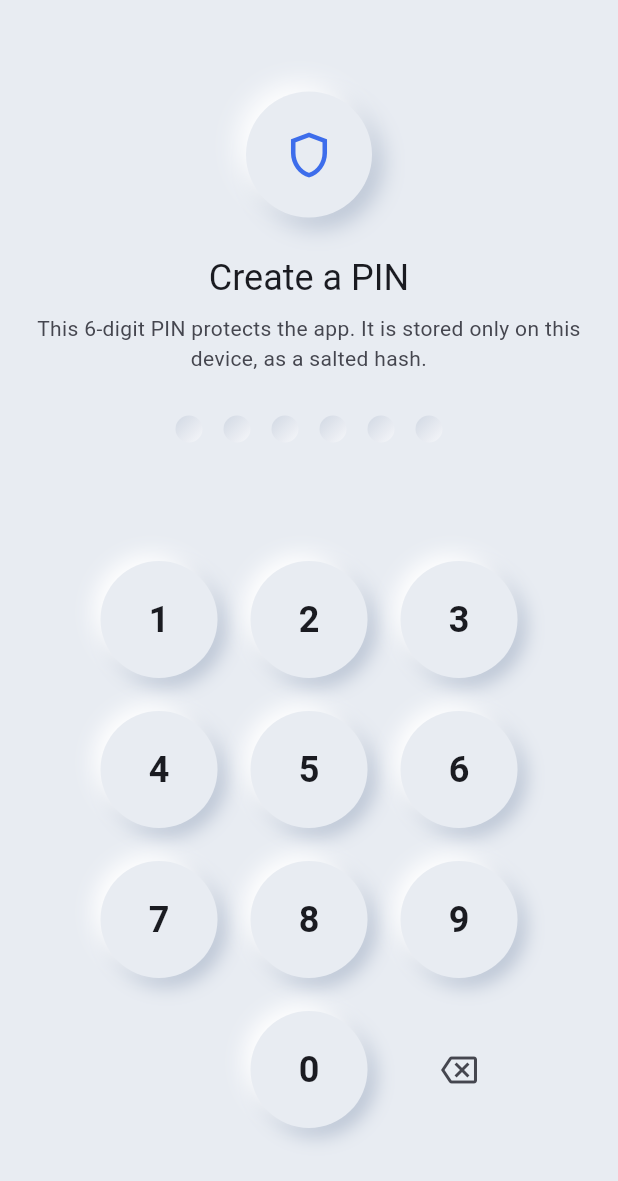
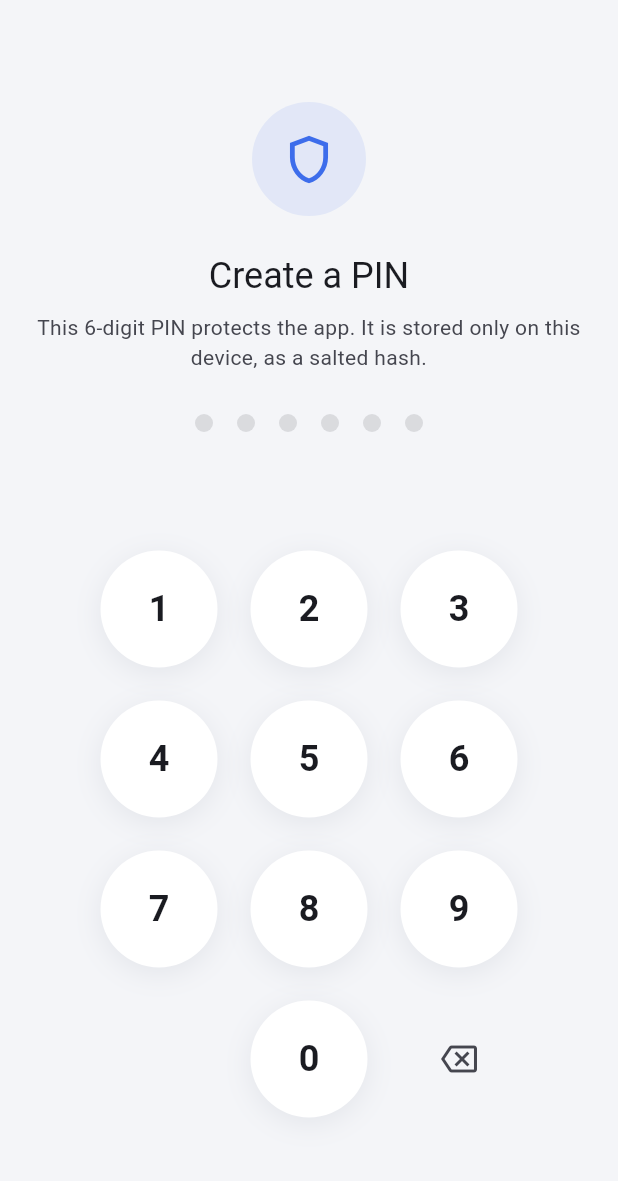
Before and after one commit to Rinshid10/Fabino-Technologies, a Flutter app: the screen it shows after launch, on a phone screen of 412 x 824 dp. Shown: the top 1181 px of the screen. Run offline on Flutter 3.47's test engine with Material 3 defaults, Android fonts, the phone set to English and light mode, and no system bars; our stand-ins replace csv, flutter_local_notifications, flutter_map, flutter_riverpod, flutter_secure_storage, freezed_annotation and 10 more; missing offline and left inert: cryptography, no_screenshot; accounts and stored records are empty; generated files the repository leaves out were written again.

Commit message:
Tone the UI down to a smooth, minimal style
- Clean cards on a quiet background with one very soft shadow
- Flat tinted icon circles instead of embossed wells and badges
- Smooth press (slight shrink) and fill animations
- Flat buttons and navigation bar; same style in dark mode

Co-Authored-By: Claude Fable 5.2 <noreply@anthropic.com>

```diff
--- a/lib/core/theme/app_theme.dart
+++ b/lib/core/theme/app_theme.dart
@@ -1,18 +1,29 @@
 import 'package:flutter/material.dart';
 
-/// The two colours that create the soft 3D look: a light edge towards the
-/// top-left and a shadow towards the bottom-right of every raised surface.
+/// Colours for the app's surfaces: cards sit slightly above the
+/// background, separated by a very soft shadow rather than borders.
 @immutable
 class DepthTheme extends ThemeExtension<DepthTheme> {
-  const DepthTheme({required this.highlight, required this.shadow});
+  const DepthTheme({
+    required this.card,
+    required this.pressed,
+    required this.shadow,
+  });
 
-  final Color highlight;
+  /// Fill of cards, panels and keys.
+  final Color card;
+
+  /// Fill of a card while it is pressed or selected.
+  final Color pressed;
+
+  /// Colour of the soft shadow under cards.
   final Color shadow;
 
   @override
-  DepthTheme copyWith({Color? highlight, Color? shadow}) {
+  DepthTheme copyWith({Color? card, Color? pressed, Color? shadow}) {
     return DepthTheme(
-      highlight: highlight ?? this.highlight,
+      card: card ?? this.card,
+      pressed: pressed ?? this.pressed,
       shadow: shadow ?? this.shadow,
     );
   }
@@ -21,30 +32,33 @@ class DepthTheme extends ThemeExtension<DepthTheme> {
   DepthTheme lerp(DepthTheme? other, double t) {
     if (other == null) return this;
     return DepthTheme(
-      highlight: Color.lerp(highlight, other.highlight, t)!,
+      card: Color.lerp(card, other.card, t)!,
+      pressed: Color.lerp(pressed, other.pressed, t)!,
       shadow: Color.lerp(shadow, other.shadow, t)!,
     );
   }
 }
 
-/// Material 3 themes for the app: one calm base colour that every surface
-/// shares, depth from light and shadow, and a single accent colour.
+/// Material 3 themes for the app: a quiet background, clean cards, one
+/// accent colour and no decoration beyond a soft shadow.
 abstract final class AppTheme {
   static const _seed = Color(0xFF3D6DEB);
 
-  static const _lightBase = Color(0xFFE8ECF2);
-  static const _darkBase = Color(0xFF25282D);
+  static const _lightBackground = Color(0xFFF4F5F8);
+  static const _darkBackground = Color(0xFF14161A);
 
   static const _lightDepth = DepthTheme(
-    highlight: Color(0xFFFFFFFF),
-    shadow: Color(0xFFB4BFD0),
+    card: Color(0xFFFFFFFF),
+    pressed: Color(0xFFECEFF5),
+    shadow: Color(0x141B2A4A),
   );
   static const _darkDepth = DepthTheme(
-    highlight: Color(0xFF32363C),
-    shadow: Color(0xFF15171A),
+    card: Color(0xFF1D2025),
+    pressed: Color(0xFF282C33),
+    shadow: Color(0x33000000),
   );
 
-  /// The depth colours that belong to [brightness].
+  /// The surface colours that belong to [brightness].
   static DepthTheme depthFor(Brightness brightness) {
     return brightness == Brightness.light ? _lightDepth : _darkDepth;
   }
@@ -55,7 +69,7 @@ abstract final class AppTheme {
 
   static ThemeData _build(Brightness brightness) {
     final isLight = brightness == Brightness.light;
-    final base = isLight ? _lightBase : _darkBase;
+    final background = isLight ? _lightBackground : _darkBackground;
     final depth = depthFor(brightness);
     final scheme =
         ColorScheme.fromSeed(
@@ -64,54 +78,49 @@ abstract final class AppTheme {
         ).copyWith(
           primary: isLight ? _seed : const Color(0xFF8CA8FF),
           onPrimary: isLight ? Colors.white : const Color(0xFF0E1B3D),
-          surface: base,
-          surfaceContainerLowest: base,
-          surfaceContainerLow: base,
-          surfaceContainer: base,
-          surfaceContainerHigh: base,
-          surfaceContainerHighest: Color.alphaBlend(
-            depth.shadow.withValues(alpha: 0.25),
-            base,
-          ),
+          surface: background,
+          surfaceContainerLowest: depth.card,
+          surfaceContainerLow: depth.card,
+          surfaceContainer: depth.card,
+          surfaceContainerHigh: depth.card,
+          surfaceContainerHighest: depth.pressed,
         );
     const buttonShape = RoundedRectangleBorder(
-      borderRadius: BorderRadius.all(Radius.circular(16)),
+      borderRadius: BorderRadius.all(Radius.circular(14)),
     );
 
     return ThemeData(
       useMaterial3: true,
       colorScheme: scheme,
-      scaffoldBackgroundColor: base,
+      scaffoldBackgroundColor: background,
       extensions: [depth],
       appBarTheme: AppBarTheme(
         centerTitle: false,
-        backgroundColor: base,
+        backgroundColor: background,
         surfaceTintColor: Colors.transparent,
         scrolledUnderElevation: 0,
         titleTextStyle: TextStyle(
           color: scheme.onSurface,
           fontSize: 22,
-          fontWeight: FontWeight.w700,
+          fontWeight: FontWeight.w600,
         ),
       ),
       navigationBarTheme: NavigationBarThemeData(
-        backgroundColor: base,
+        backgroundColor: depth.card,
         surfaceTintColor: Colors.transparent,
-        elevation: 12,
-        shadowColor: depth.shadow,
-        indicatorColor: scheme.primary.withValues(alpha: 0.16),
+        elevation: 0,
+        indicatorColor: scheme.primary.withValues(alpha: 0.12),
         height: 68,
       ),
       navigationRailTheme: NavigationRailThemeData(
-        backgroundColor: base,
-        indicatorColor: scheme.primary.withValues(alpha: 0.16),
+        backgroundColor: depth.card,
+        indicatorColor: scheme.primary.withValues(alpha: 0.12),
       ),
       filledButtonTheme: FilledButtonThemeData(
         style: FilledButton.styleFrom(
           minimumSize: const Size(64, 52),
           shape: buttonShape,
-          elevation: 6,
-          shadowColor: scheme.primary.withValues(alpha: 0.5),
+          elevation: 0,
           textStyle: const TextStyle(fontSize: 16, fontWeight: FontWeight.w600),
         ),
       ),
@@ -124,36 +133,34 @@ abstract final class AppTheme {
       floatingActionButtonTheme: FloatingActionButtonThemeData(
         backgroundColor: scheme.primary,
         foregroundColor: scheme.onPrimary,
-        elevation: 8,
+        elevation: 2,
+        highlightElevation: 2,
         shape: buttonShape,
       ),
       dialogTheme: DialogThemeData(
-        backgroundColor: base,
+        backgroundColor: depth.card,
         surfaceTintColor: Colors.transparent,
-        elevation: 16,
-        shadowColor: depth.shadow,
+        elevation: 2,
         shape: const RoundedRectangleBorder(
-          borderRadius: BorderRadius.all(Radius.circular(24)),
+          borderRadius: BorderRadius.all(Radius.circular(22)),
         ),
       ),
       popupMenuTheme: PopupMenuThemeData(
-        color: base,
+        color: depth.card,
         surfaceTintColor: Colors.transparent,
-        elevation: 12,
-        shadowColor: depth.shadow,
+        elevation: 3,
         shape: buttonShape,
       ),
-      // Text fields look pressed into the surface.
       inputDecorationTheme: InputDecorationTheme(
         filled: true,
-        fillColor: Color.alphaBlend(depth.shadow.withValues(alpha: 0.22), base),
+        fillColor: depth.pressed,
         border: const OutlineInputBorder(
-          borderRadius: BorderRadius.all(Radius.circular(16)),
+          borderRadius: BorderRadius.all(Radius.circular(14)),
           borderSide: BorderSide.none,
         ),
       ),
       dividerTheme: DividerThemeData(
-        color: depth.shadow.withValues(alpha: 0.35),
+        color: scheme.outlineVariant.withValues(alpha: 0.5),
       ),
       snackBarTheme: const SnackBarThemeData(
         behavior: SnackBarBehavior.floating,
@@ -163,7 +170,7 @@ abstract final class AppTheme {
   }
 }
 
-/// Access to the depth colours from a [BuildContext].
+/// Access to the surface colours from a [BuildContext].
 extension DepthContext on BuildContext {
   /// Falls back to the built-in colours when a theme (for example in a
   /// widget test) does not carry the extension.
--- a/lib/core/widgets/app_map.dart
+++ b/lib/core/widgets/app_map.dart
@@ -69,13 +69,12 @@ class AppMap extends StatelessWidget {
       ],
     );
 
-    // The map sits in a raised frame with rounded corners.
+    // The map is a rounded card like every other surface.
     return Padding(
-      padding: const EdgeInsets.all(14),
+      padding: const EdgeInsets.all(12),
       child: SoftSurface(
-        radius: 26,
-        padding: const EdgeInsets.all(5),
-        child: ClipRRect(borderRadius: BorderRadius.circular(21), child: map),
+        radius: 22,
+        child: ClipRRect(borderRadius: BorderRadius.circular(22), child: map),
       ),
     );
   }
--- a/lib/core/widgets/section_header.dart
+++ b/lib/core/widgets/section_header.dart
@@ -24,7 +24,7 @@ class SectionHeader extends StatelessWidget {
   }
 }
 
-/// A raised panel that holds list rows or other content.
+/// A card that holds list rows or other content.
 ///
 /// The transparent [Material] lets ink splashes of `ListTile`s show on
 /// top of the panel.
@@ -46,7 +46,7 @@ class SoftPanel extends StatelessWidget {
       padding: margin,
       child: SoftSurface(
         child: ClipRRect(
-          borderRadius: BorderRadius.circular(22),
+          borderRadius: BorderRadius.circular(20),
           child: Material(
             type: MaterialType.transparency,
             child: Padding(padding: padding, child: child),
@@ -57,7 +57,7 @@ class SoftPanel extends StatelessWidget {
   }
 }
 
-/// A titled group of rows inside one raised panel, as used in settings.
+/// A titled group of rows inside one card, as used in settings.
 class SectionCard extends StatelessWidget {
   const SectionCard({required this.title, required this.children, super.key});
 
--- a/lib/core/widgets/soft_segmented.dart
+++ b/lib/core/widgets/soft_segmented.dart
@@ -4,7 +4,7 @@ import 'package:smart_access_security/core/widgets/soft_surface.dart';
 /// One choice of a [SoftSegmented] control.
 typedef SoftSegment<T> = ({T value, IconData icon, String label});
 
-/// A row of raised buttons where the selected one stays pressed in.
+/// A row of buttons where the selected one is tinted.
 class SoftSegmented<T> extends StatelessWidget {
   const SoftSegmented({
     required this.segments,
--- a/lib/core/widgets/soft_surface.dart
+++ b/lib/core/widgets/soft_surface.dart
@@ -1,16 +1,13 @@
 import 'package:flutter/material.dart';
 import 'package:smart_access_security/core/theme/app_theme.dart';
 
-/// The building block of the app's soft 3D look.
-///
-/// It has the same colour as the background and gets its shape purely
-/// from light and shadow: raised by default, or pressed into the surface
-/// with [isPressed].
+/// The app's basic surface: a clean card with rounded corners and one
+/// very soft shadow. With [isPressed] it turns flat and slightly tinted,
+/// which is also how a selected item looks.
 class SoftSurface extends StatelessWidget {
   const SoftSurface({
     required this.child,
-    this.radius = 22,
-    this.depth = 6,
+    this.radius = 20,
     this.isPressed = false,
     this.isCircle = false,
     this.padding,
@@ -19,70 +16,46 @@ class SoftSurface extends StatelessWidget {
 
   final Widget child;
   final double radius;
-
-  /// How far the surface appears to stand out, in logical pixels.
-  final double depth;
   final bool isPressed;
   final bool isCircle;
   final EdgeInsetsGeometry? padding;
 
+  static const _animation = Duration(milliseconds: 180);
+
   @override
   Widget build(BuildContext context) {
-    final base = Theme.of(context).scaffoldBackgroundColor;
     final colors = context.depth;
 
     return AnimatedContainer(
-      duration: const Duration(milliseconds: 120),
+      duration: _animation,
+      curve: Curves.easeOut,
       padding: padding,
       decoration: BoxDecoration(
         shape: isCircle ? BoxShape.circle : BoxShape.rectangle,
         borderRadius: isCircle ? null : BorderRadius.circular(radius),
-        color: isPressed ? null : base,
-        // A pressed surface is lit the other way round: dark at the
-        // top-left rim, light at the bottom-right.
-        gradient: isPressed
-            ? LinearGradient(
-                begin: Alignment.topLeft,
-                end: Alignment.bottomRight,
-                colors: [
-                  Color.alphaBlend(colors.shadow.withValues(alpha: 0.45), base),
-                  Color.alphaBlend(
-                    colors.highlight.withValues(alpha: 0.6),
-                    base,
-                  ),
-                ],
-              )
-            : null,
-        boxShadow: isPressed
-            ? null
-            : [
-                BoxShadow(
-                  color: colors.shadow,
-                  offset: Offset(depth, depth),
-                  blurRadius: depth * 2.2,
-                ),
-                BoxShadow(
-                  color: colors.highlight,
-                  offset: Offset(-depth, -depth),
-                  blurRadius: depth * 2.2,
-                ),
-              ],
+        color: isPressed ? colors.pressed : colors.card,
+        boxShadow: [
+          BoxShadow(
+            color: isPressed ? Colors.transparent : colors.shadow,
+            offset: const Offset(0, 4),
+            blurRadius: 16,
+          ),
+        ],
       ),
       child: child,
     );
   }
 }
 
-/// A [SoftSurface] that sinks in while it is being pressed.
+/// A [SoftSurface] that responds to touch with a smooth, slight shrink.
 ///
-/// With a `null` [onTap] it is a plain raised surface (or a faded one when
+/// With a `null` [onTap] it is a plain surface (or a faded one when
 /// [fadeWhenDisabled] is set, for disabled buttons).
 class SoftPressable extends StatefulWidget {
   const SoftPressable({
     required this.child,
     this.onTap,
-    this.radius = 22,
-    this.depth = 6,
+    this.radius = 20,
     this.isCircle = false,
     this.padding,
     this.fadeWhenDisabled = false,
@@ -93,7 +66,6 @@ class SoftPressable extends StatefulWidget {
   final Widget child;
   final VoidCallback? onTap;
   final double radius;
-  final double depth;
   final bool isCircle;
   final EdgeInsetsGeometry? padding;
   final bool fadeWhenDisabled;
@@ -117,14 +89,14 @@ class _SoftPressableState extends State<SoftPressable> {
     final onTap = widget.onTap;
     final surface = SoftSurface(
       radius: widget.radius,
-      depth: widget.depth,
       isCircle: widget.isCircle,
       isPressed: _isDown,
       padding: widget.padding,
       child: widget.child,
     );
     if (onTap == null) {
-      return Opacity(
+      return AnimatedOpacity(
+        duration: const Duration(milliseconds: 180),
         opacity: widget.fadeWhenDisabled ? 0.45 : 1,
         child: surface,
       );
@@ -139,13 +111,18 @@ class _SoftPressableState extends State<SoftPressable> {
         onTapUp: (_) => _setDown(false),
         onTapCancel: () => _setDown(false),
         onTap: onTap,
-        child: surface,
+        child: AnimatedScale(
+          scale: _isDown ? 0.97 : 1,
+          duration: const Duration(milliseconds: 140),
+          curve: Curves.easeOut,
+          child: surface,
+        ),
       ),
     );
   }
 }
 
-/// A small round well, pressed into the surface, that holds an icon.
+/// An icon on a flat, lightly tinted circle.
 class SoftIconWell extends StatelessWidget {
   const SoftIconWell({
     required this.icon,
@@ -155,18 +132,22 @@ class SoftIconWell extends StatelessWidget {
   });
 
   final IconData icon;
+
+  /// Colour of the icon; the circle uses a faint tint of it.
   final Color? color;
   final double size;
 
   @override
   Widget build(BuildContext context) {
-    return SizedBox.square(
-      dimension: size,
-      child: SoftSurface(
-        isCircle: true,
-        isPressed: true,
-        child: Icon(icon, size: size * 0.5, color: color),
+    final tone = color ?? Theme.of(context).colorScheme.primary;
+    return Container(
+      width: size,
+      height: size,
+      decoration: BoxDecoration(
+        shape: BoxShape.circle,
+        color: tone.withValues(alpha: 0.1),
       ),
+      child: Icon(icon, size: size * 0.5, color: tone),
     );
   }
 }
--- a/lib/core/widgets/state_views.dart
+++ b/lib/core/widgets/state_views.dart
@@ -55,17 +55,7 @@ class MessageView extends StatelessWidget {
           child: Column(
             mainAxisSize: MainAxisSize.min,
             children: [
-              SizedBox.square(
-                dimension: 96,
-                child: SoftSurface(
-                  isCircle: true,
-                  child: Icon(
-                    icon,
-                    size: 40,
-                    color: iconColor ?? theme.colorScheme.primary,
-                  ),
-                ),
-              ),
+              SoftIconWell(icon: icon, size: 84, color: iconColor),
               const SizedBox(height: 28),
               Text(
                 title,
--- a/lib/core/widgets/status_card.dart
+++ b/lib/core/widgets/status_card.dart
@@ -5,7 +5,7 @@ import 'package:smart_access_security/core/widgets/soft_surface.dart';
 /// Visual tone of a [StatusCard].
 enum StatusTone { neutral, good, warning, bad }
 
-/// A raised card showing one piece of status: icon, title, value, detail.
+/// A card showing one piece of status: icon, title, value, detail.
 class StatusCard extends StatelessWidget {
   const StatusCard({
     required this.icon,
--- a/lib/features/auth/presentation/widgets/pin_dots.dart
+++ b/lib/features/auth/presentation/widgets/pin_dots.dart
@@ -1,8 +1,6 @@
 import 'package:flutter/material.dart';
-import 'package:smart_access_security/core/widgets/soft_surface.dart';
 
-/// A row of small wells that fill with a glowing dot as digits are
-/// entered.
+/// A row of small circles that fill smoothly as digits are entered.
 class PinDots extends StatelessWidget {
   const PinDots({
     required this.length,
@@ -26,30 +24,17 @@ class PinDots extends StatelessWidget {
         mainAxisSize: MainAxisSize.min,
         children: [
           for (var i = 0; i < length; i++)
-            Padding(
-              padding: const EdgeInsets.symmetric(horizontal: 7),
-              child: SizedBox.square(
-                dimension: 18,
-                child: SoftSurface(
-                  isCircle: true,
-                  isPressed: true,
-                  child: AnimatedScale(
-                    scale: i < filled ? 1 : 0,
-                    duration: const Duration(milliseconds: 120),
-                    child: DecoratedBox(
-                      decoration: BoxDecoration(
-                        shape: BoxShape.circle,
-                        color: activeColor,
-                        boxShadow: [
-                          BoxShadow(
-                            color: activeColor.withValues(alpha: 0.6),
-                            blurRadius: 6,
-                          ),
-                        ],
-                      ),
-                    ),
-                  ),
-                ),
+            AnimatedContainer(
+              duration: const Duration(milliseconds: 180),
+              curve: Curves.easeOut,
+              margin: const EdgeInsets.symmetric(horizontal: 8),
+              width: 12,
+              height: 12,
+              decoration: BoxDecoration(
+                shape: BoxShape.circle,
+                color: i < filled
+                    ? activeColor
+                    : scheme.onSurface.withValues(alpha: 0.12),
               ),
             ),
         ],
--- a/lib/features/auth/presentation/widgets/pin_entry_view.dart
+++ b/lib/features/auth/presentation/widgets/pin_entry_view.dart
@@ -88,17 +88,7 @@ class _PinEntryViewState extends State<PinEntryView> {
           child: Column(
             mainAxisSize: MainAxisSize.min,
             children: [
-              SizedBox.square(
-                dimension: 84,
-                child: SoftSurface(
-                  isCircle: true,
-                  child: Icon(
-                    widget.icon,
-                    size: 36,
-                    color: theme.colorScheme.primary,
-                  ),
-                ),
-              ),
+              SoftIconWell(icon: widget.icon, size: 76),
               const SizedBox(height: 24),
               Text(
                 widget.title,
--- a/lib/features/auth/presentation/widgets/pin_pad.dart
+++ b/lib/features/auth/presentation/widgets/pin_pad.dart
@@ -2,7 +2,7 @@ import 'package:flutter/material.dart';
 import 'package:smart_access_security/core/widgets/soft_surface.dart';
 
 /// Numeric keypad: digits 1-9, then [action] (optional), 0 and backspace.
-/// Every key is a raised round button that sinks in when pressed.
+/// Every key is a round button that shrinks slightly when pressed.
 class PinPad extends StatelessWidget {
   const PinPad({
     required this.onDigit,
@@ -58,7 +58,6 @@ class PinPad extends StatelessWidget {
       child: SoftPressable(
         key: ValueKey('pin-key-$digit'),
         isCircle: true,
-        depth: 5,
         fadeWhenDisabled: true,
         semanticLabel: digit,
         onTap: enabled ? () => onDigit(digit) : null,
--- a/lib/features/dashboard/presentation/widgets/dashboard_grid.dart
+++ b/lib/features/dashboard/presentation/widgets/dashboard_grid.dart
@@ -7,7 +7,7 @@ class DashboardGrid extends StatelessWidget {
   const DashboardGrid({
     required this.children,
     this.minCardWidth = 150,
-    this.spacing = 20,
+    this.spacing = 14,
     super.key,
   });
 
--- a/lib/features/location/presentation/screens/location_permission_screen.dart
+++ b/lib/features/location/presentation/screens/location_permission_screen.dart
@@ -54,17 +54,10 @@ class _LocationPermissionScreenState
               child: Column(
                 crossAxisAlignment: CrossAxisAlignment.stretch,
                 children: [
-                  Center(
-                    child: SizedBox.square(
-                      dimension: 96,
-                      child: SoftSurface(
-                        isCircle: true,
-                        child: Icon(
-                          Icons.location_on_outlined,
-                          size: 40,
-                          color: theme.colorScheme.primary,
-                        ),
-                      ),
+                  const Center(
+                    child: SoftIconWell(
+                      icon: Icons.location_on_outlined,
+                      size: 84,
                     ),
                   ),
                   const SizedBox(height: 28),
```
